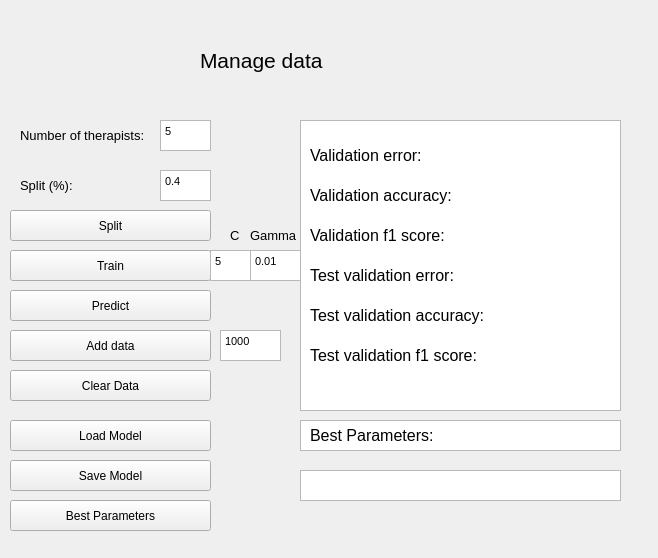
Above: config.ui from samuok/Junction22 before the change. Below: the same form after it.
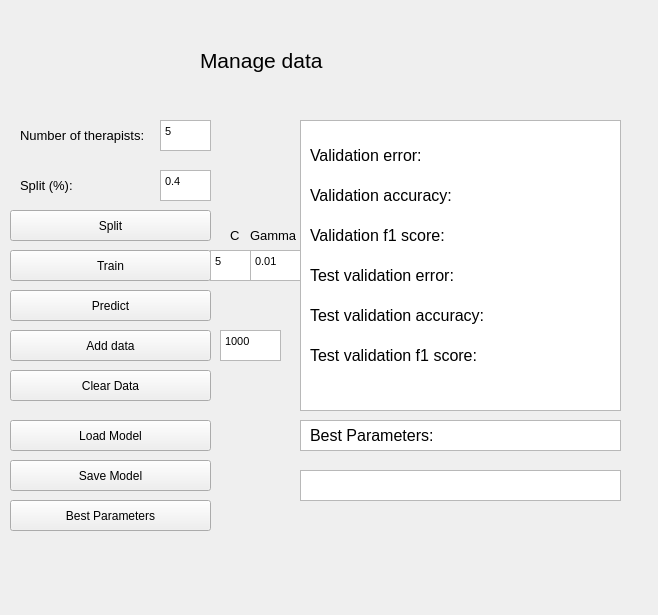
That is the form after the change.

```diff
--- a/config.ui
+++ b/config.ui
@@ -7,7 +7,7 @@
     <x>0</x>
     <y>0</y>
     <width>658</width>
-    <height>558</height>
+    <height>615</height>
    </rect>
   </property>
   <property name="windowTitle">
```
